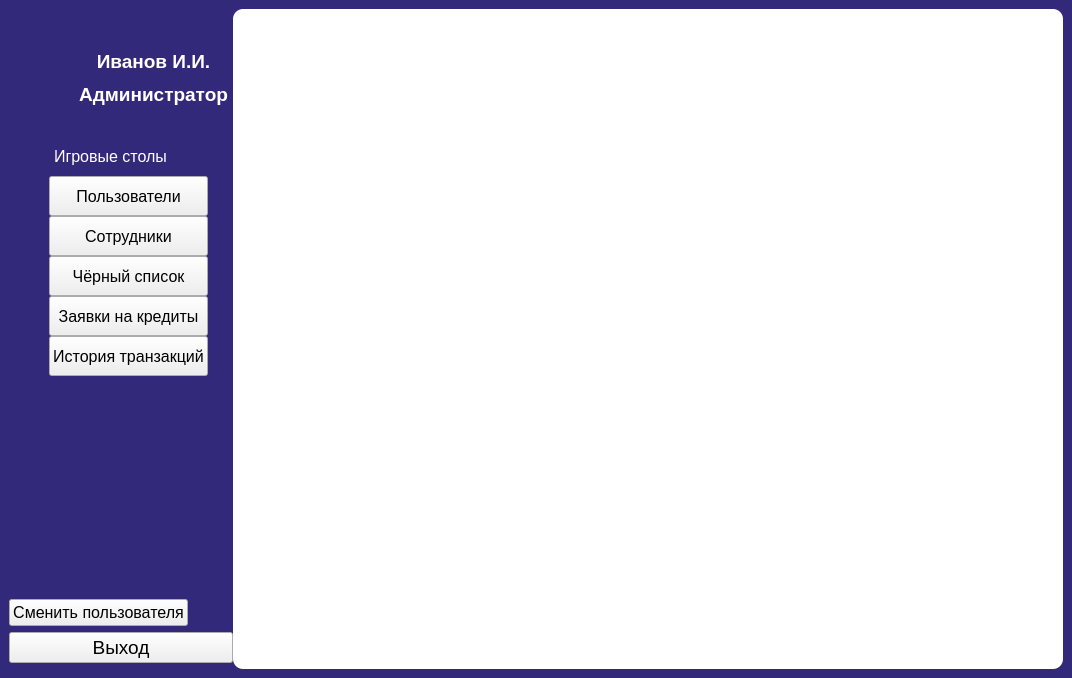
Before: the Qt Designer form Gui/window_admin.ui in MyEdit/Casino_Client, drawn with Qt 5.
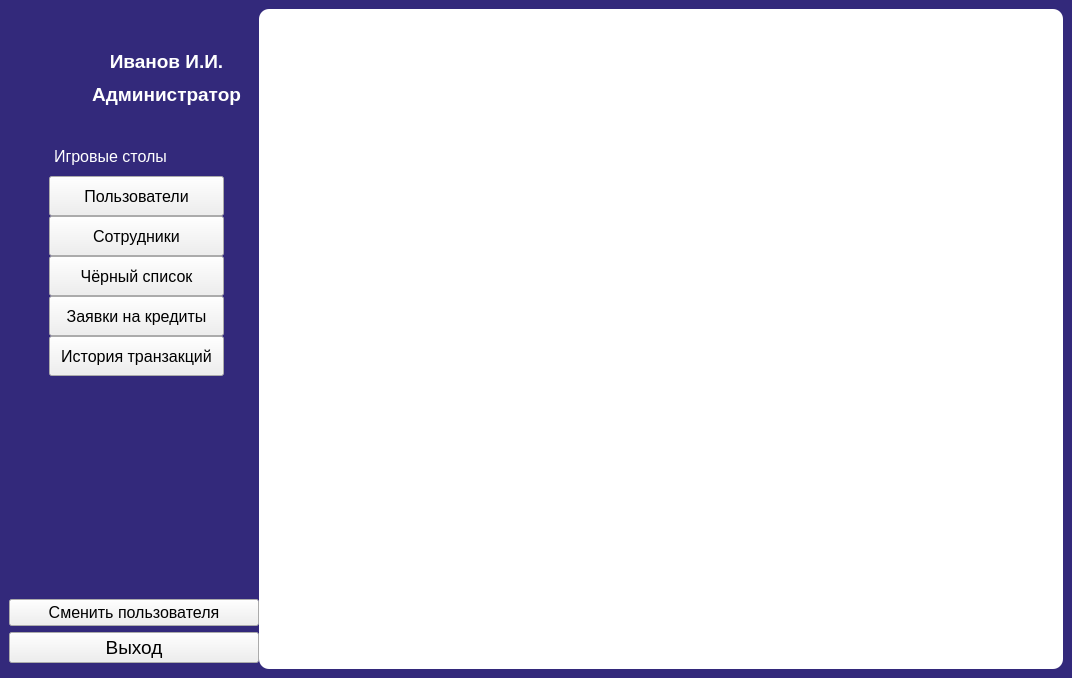
After: the same form once the commit is applied. Icons and pictures are not drawn.

Patch:
```diff
--- a/Gui/window_admin.ui
+++ b/Gui/window_admin.ui
@@ -390,7 +390,7 @@
        <widget class="QPushButton" name="payments">
         <property name="minimumSize">
          <size>
-          <width>0</width>
+          <width>175</width>
           <height>40</height>
          </size>
         </property>
@@ -552,8 +552,14 @@
       </item>
      </layout>
     </item>
-    <item row="14" column="0">
+    <item row="14" column="0" colspan="2">
      <widget class="QPushButton" name="buttonChangeUser">
+      <property name="minimumSize">
+       <size>
+        <width>250</width>
+        <height>0</height>
+       </size>
+      </property>
       <property name="font">
        <font>
         <family>Segoe UI</family>
```
